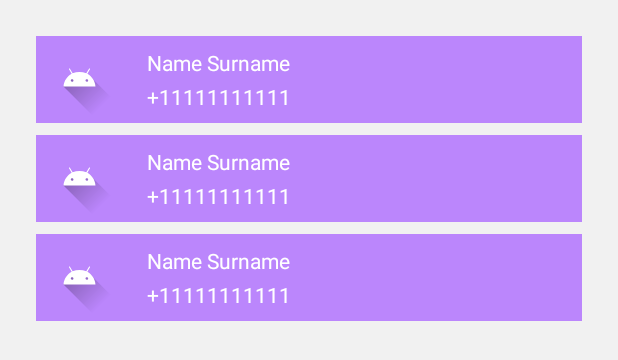
After one commit to rivavl/AndersenHomework, an Android app: the layout fragment_contacts_list.xml on its own in the app's theme, with its tools: preview values and no code run, on a phone screen of 412 x 824 dp. The commit adds this screen. Shown: the top 360 px of the screen. Run offline under Robolectric (Android 15) with nearby library versions, the phone set to English and light mode, and no system bars.

Commit message:
homework 6

```diff
--- a/app/build.gradle
+++ b/app/build.gradle
@@ -40,4 +40,6 @@ dependencies {
     testImplementation 'junit:junit:4.+'
     androidTestImplementation 'androidx.test.ext:junit:1.1.3'
     androidTestImplementation 'androidx.test.espresso:espresso-core:3.4.0'
+    implementation 'io.github.serpro69:kotlin-faker:1.11.0'
+    implementation 'com.github.bumptech.glide:glide:4.13.0'
 }
--- a/app/src/main/AndroidManifest.xml
+++ b/app/src/main/AndroidManifest.xml
@@ -1,6 +1,8 @@
 <?xml version="1.0" encoding="utf-8"?>
 <manifest xmlns:android="http://schemas.android.com/apk/res/android"
     package="com.marina.andersenhomework">
+
+    <uses-permission android:name="android.permission.INTERNET" />
 
     <application
         android:allowBackup="true"
--- /dev/null
+++ b/app/src/main/res/layout/fragment_contacts_list.xml
@@ -0,0 +1,23 @@
+<?xml version="1.0" encoding="utf-8"?>
+
+<androidx.constraintlayout.widget.ConstraintLayout xmlns:android="http://schemas.android.com/apk/res/android"
+    xmlns:tools="http://schemas.android.com/tools"
+    android:layout_width="match_parent"
+    android:layout_height="match_parent"
+    xmlns:app="http://schemas.android.com/apk/res-auto"
+    android:background="@color/light_gray"
+    tools:context=".fragments.ContactsListFragment">
+
+    <androidx.recyclerview.widget.RecyclerView
+        android:id="@+id/rv"
+        android:layout_width="match_parent"
+        app:layout_constraintStart_toStartOf="parent"
+        app:layout_constraintEnd_toEndOf="parent"
+        app:layout_constraintTop_toTopOf="parent"
+        app:layoutManager="androidx.recyclerview.widget.LinearLayoutManager"
+        app:layout_constraintBottom_toBottomOf="parent"
+        android:layout_height="match_parent"
+        android:padding="20dp"
+        tools:context=".fragments.ContactsListFragment"
+        tools:listitem="@layout/rv_item" />
+</androidx.constraintlayout.widget.ConstraintLayout>
--- /dev/null
+++ b/app/src/main/res/layout/rv_item.xml
@@ -0,0 +1,45 @@
+<?xml version="1.0" encoding="utf-8"?>
+
+<androidx.constraintlayout.widget.ConstraintLayout xmlns:android="http://schemas.android.com/apk/res/android"
+    xmlns:app="http://schemas.android.com/apk/res-auto"
+    xmlns:tools="http://schemas.android.com/tools"
+    android:id="@+id/contact"
+    android:layout_width="match_parent"
+    android:layout_height="wrap_content"
+    android:layout_margin="4dp"
+    android:background="@color/purple_200"
+    android:padding="4dp">
+
+    <ImageView
+        android:id="@+id/contact_photo"
+        android:layout_width="50dp"
+        android:layout_height="50dp"
+        app:layout_constraintBottom_toBottomOf="parent"
+        app:layout_constraintEnd_toStartOf="@id/contact_name"
+        app:layout_constraintStart_toStartOf="parent"
+        app:layout_constraintTop_toTopOf="parent"
+        tools:src="@drawable/ic_launcher_foreground" />
+
+    <TextView
+        android:id="@+id/contact_name"
+        android:layout_width="wrap_content"
+        android:layout_height="wrap_content"
+        android:layout_marginStart="20dp"
+        android:textColor="@color/white"
+        app:layout_constraintBottom_toTopOf="@id/contact_number"
+        app:layout_constraintStart_toEndOf="@id/contact_photo"
+        app:layout_constraintTop_toTopOf="parent"
+        tools:text="Name Surname" />
+
+    <TextView
+        android:id="@+id/contact_number"
+        android:layout_width="wrap_content"
+        android:layout_height="wrap_content"
+        android:layout_marginStart="20dp"
+        android:textColor="@color/white"
+        app:layout_constraintBottom_toBottomOf="parent"
+        app:layout_constraintStart_toEndOf="@id/contact_photo"
+        app:layout_constraintTop_toBottomOf="@id/contact_name"
+        tools:text="+11111111111" />
+
+</androidx.constraintlayout.widget.ConstraintLayout>
--- a/app/src/main/res/values/colors.xml
+++ b/app/src/main/res/values/colors.xml
@@ -7,4 +7,5 @@
     <color name="teal_700">#FF018786</color>
     <color name="black">#FF000000</color>
     <color name="white">#FFFFFFFF</color>
+    <color name="light_gray">#F1F1F1</color>
 </resources>
```
Also changed, not shown: app/src/main/java/com/marina/andersenhomework/ContactDiffCallback.kt (added, +15 -0 lines), app/src/main/java/com/marina/andersenhomework/ContactListAdapter.kt (added, +47 -0 lines), app/src/main/java/com/marina/andersenhomework/ContactViewHolder.kt (added, +12 -0 lines), app/src/main/java/com/marina/andersenhomework/ContactsDataSource.kt (added, +27 -0 lines), app/src/main/java/com/marina/andersenhomework/MainActivity.kt (+9 -1 lines), app/src/main/java/com/marina/andersenhomework/entity/Contact.kt (added, +41 -0 lines), app/src/main/java/com/marina/andersenhomework/fragments/ContactFragment.kt (added, +83 -0 lines), app/src/main/java/com/marina/andersenhomework/fragments/ContactsListFragment.kt (added, +65 -0 lines), app/src/main/res/layout/activity_main.xml (+3 -14 lines), app/src/main/res/layout/fragment_contact.xml (added, +36 -0 lines).
